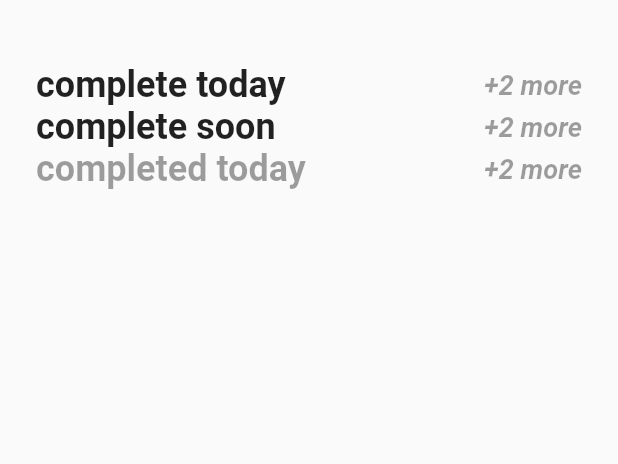
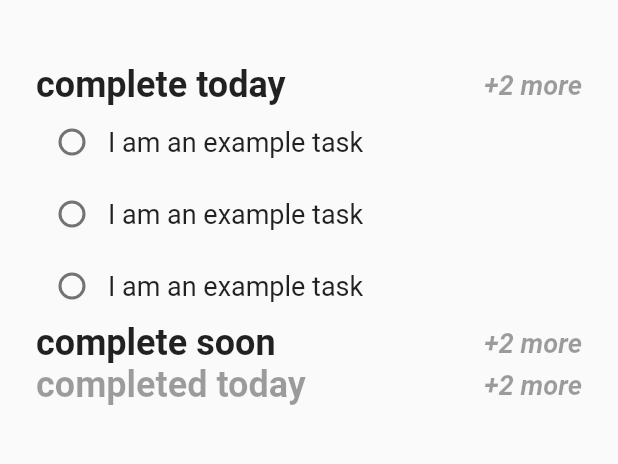
Before and after one commit to HarryPeach/bonsai, a Flutter app: the screen it shows after launch, on a phone screen of 412 x 824 dp, the part 92-556 px from its top. Run offline on Flutter 3.47's test engine with Material 2 defaults, Android fonts, the phone set to English and light mode, and no system bars; our stand-ins replace circular_check_box.

Commit message:
Add class for task component

```diff
--- a/lib/main.dart
+++ b/lib/main.dart
@@ -1,5 +1,6 @@
 import 'package:flutter/material.dart';
-import 'package:todo/newtask.dart';
+import 'package:todo/newtaskcard.dart';
+import 'package:todo/task.dart';
 
 void main() {
   runApp(MyApp());
@@ -94,6 +95,9 @@ class _MyHomePageState extends State<MyHomePage> {
                 ),
               ],
             ),
+            Task(),
+            Task(),
+            Task(),
             Row(
               mainAxisAlignment: MainAxisAlignment.spaceBetween,
               children: [
@@ -140,6 +144,7 @@ class _MyHomePageState extends State<MyHomePage> {
     );
   }
 
+  /// Show the "add new task" bottom sheet
   void _showAddTaskSheet() {
     showModalBottomSheet(
       isScrollControlled: true,
--- a/lib/newtask.dart
+++ b/lib/newtaskcard.dart
@@ -35,6 +35,7 @@ class _NewTaskCardState extends State<NewTaskCard> {
                 icon: Icon(
                   Icons.check,
                 ),
+                iconSize: 32.0,
                 onPressed: () {
                   Navigator.pop(context);
                   ScaffoldMessenger.of(context).showSnackBar(
--- /dev/null
+++ b/lib/task.dart
@@ -0,0 +1,33 @@
+import 'package:flutter/cupertino.dart';
+import 'package:flutter/material.dart';
+import 'package:circular_check_box/circular_check_box.dart';
+
+class Task extends StatefulWidget {
+  Task({Key? key}) : super(key: key);
+
+  @override
+  _TaskState createState() => _TaskState();
+}
+
+class _TaskState extends State<Task> {
+  bool _selected = false;
+
+  @override
+  Widget build(BuildContext context) {
+    return Row(
+      children: [
+        CircularCheckBox(
+          value: _selected,
+          activeColor: Colors.black87,
+          onChanged: (val) => setState(() => _selected = val!),
+        ),
+        Text(
+          "I am an example task",
+          style: TextStyle(
+            fontSize: 18,
+          ),
+        ),
+      ],
+    );
+  }
+}
```
Also changed, not shown: pubspec.yaml (+5 -4 lines), pubspec.lock.
